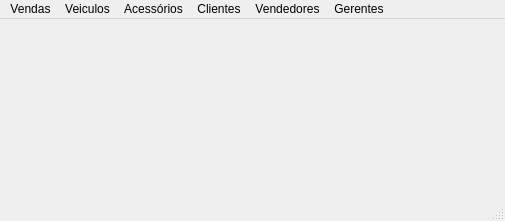
The window that SIF_GUI/View/TelaPrincipal.ui (VitorDiToro/EC206-EngenhariaDeSoftware2) describes before a commit, drawn with Qt 5.
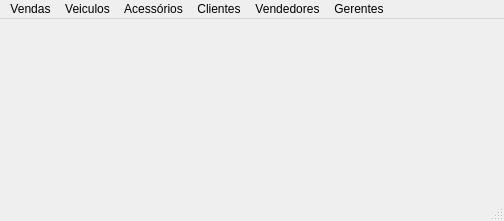
The same window after the commit.

```diff
--- a/SIF_GUI/View/TelaPrincipal.ui
+++ b/SIF_GUI/View/TelaPrincipal.ui
@@ -6,7 +6,7 @@
    <rect>
     <x>0</x>
     <y>0</y>
-    <width>505</width>
+    <width>504</width>
     <height>221</height>
    </rect>
   </property>
@@ -19,7 +19,7 @@
     <rect>
      <x>0</x>
      <y>0</y>
-     <width>505</width>
+     <width>504</width>
      <height>25</height>
     </rect>
    </property>
```
Left out of the diff: 72 changed lines with no effect on the pictures.
